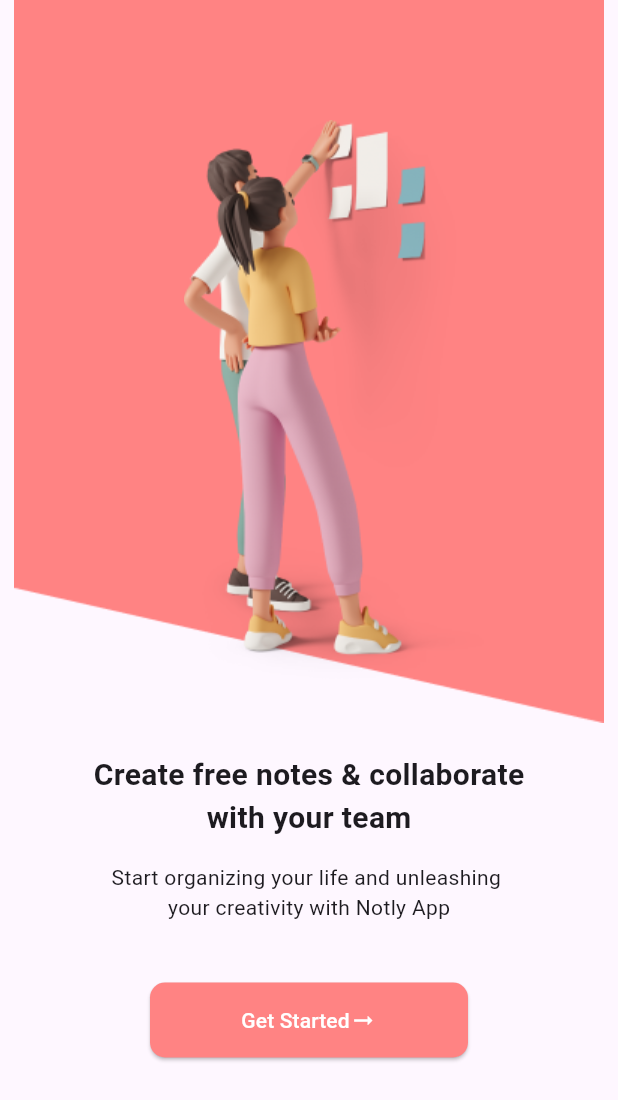
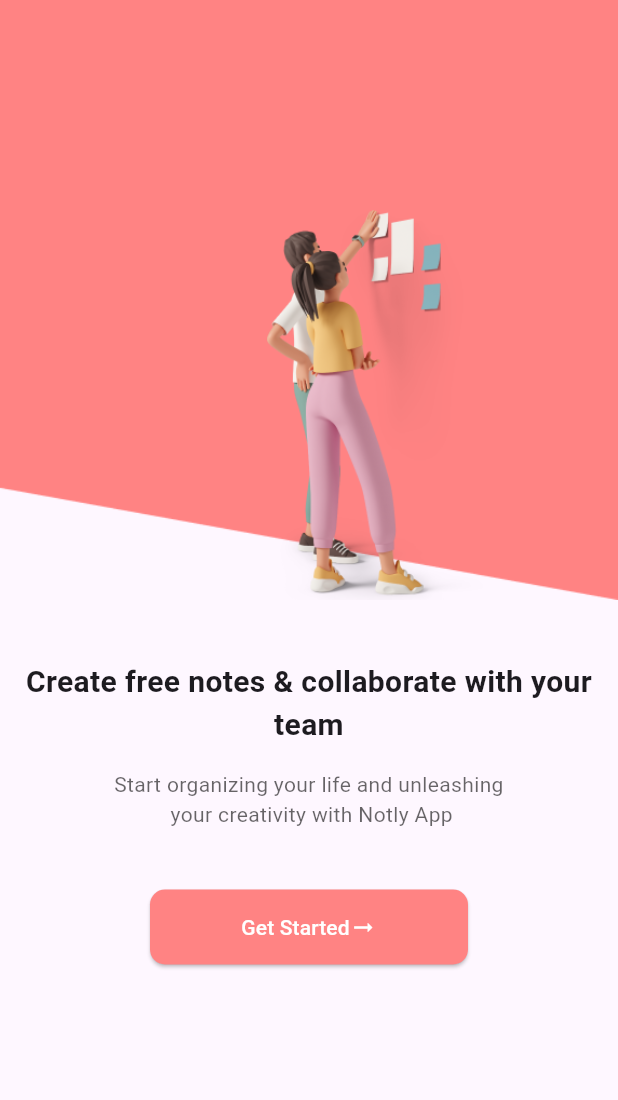
Before and after one commit to Nadeennoshy/Notly, a Flutter app: the screen it shows after launch, on a phone screen of 412 x 824 dp. Shown: the top 1100 px of the screen. Run offline on Flutter 3.47's test engine with Material 3 defaults, Android fonts, the light colour scheme and no system bars.

```diff
--- a/lib/widgets/home_view_body.dart
+++ b/lib/widgets/home_view_body.dart
@@ -1,5 +1,5 @@
 import 'package:flutter/material.dart';
-import 'package:notly/widgets/note_item.dart';
+import 'package:notly/widgets/add_note_widget.dart';
 import 'package:notly/widgets/search_text_field.dart';
 
 class HomeViewBody extends StatelessWidget {
@@ -14,7 +14,8 @@
           SizedBox(height: 50,),
           SearchTextField(),
           SizedBox(height: 20,),
-          NoteItem(),
+          AddNoteWidget(),
+          SizedBox(height: 20,),
         ],
       ),
     );
--- a/lib/widgets/onboarding_body.dart
+++ b/lib/widgets/onboarding_body.dart
@@ -11,40 +11,56 @@
         Stack(
           alignment: Alignment.centerRight,
           children: [
-            Image.asset('assets/images/Wall Polygon.png'),
+            Container(
+              child: Image.asset(
+                'assets/images/Wall Polygon.png',
+                fit: BoxFit.fill,
+                width: double.infinity,
+                height: 400,
+              ),
+            ),
             Positioned(
-              top: 80,
-              right: 80,
+              top: 140,
+              right: 90,
               child: Image.asset(
                 'assets/images/onBoarding.png',
+                fit: BoxFit.fill,
+                height: 270,
               ),
             ),
           ],
         ),
         const SizedBox(
-          height: 20,
+          height: 40,
         ),
-        const Center(
-          child: Text(
-            'Create free notes & collaborate',
-            style: TextStyle(fontWeight: FontWeight.w600, fontSize: 20),
+        const Text(
+          'Create free notes & collaborate with your team',
+          textAlign: TextAlign.center,
+          style: TextStyle(
+            fontWeight: FontWeight.w600, fontSize: 20),
+        ),
+        // const Text(
+        //   'with your team',
+        //   style: TextStyle(
+        //     fontWeight: FontWeight.w600,
+        //     fontSize: 20,
+        //   ),
+        // ),
+        const SizedBox(
+          height: 15,
+        ),
+        Text(
+          'Start organizing your life and unleashing\n your creativity with Notly App',
+          textAlign: TextAlign.center,
+          style: TextStyle(
+            color: Colors.black.withOpacity(0.6),
+            fontWeight: FontWeight.w400,
           ),
         ),
-        const Text(
-          'with your team',
-          style: TextStyle(
-            fontWeight: FontWeight.w600,
-            fontSize: 20,
+        // const Text('your creativity with Notly App'),
+        const SizedBox(
+          height: 40,
         ),
-        ),
-        const SizedBox(height: 15,),
-        const Center(
-          child: Text(
-            'Start organizing your life and unleashing ',
-          ),
-        ),
-        const Text('your creativity with Notly App'),
-        const SizedBox(height: 40,),
         Padding(
           padding: const EdgeInsets.symmetric(horizontal: 100),
           child: ElevatedButton(
@@ -54,22 +70,26 @@
                 ),
                 backgroundColor: const Color(0xffFF8383),
                 minimumSize: const Size(90, 50),
-
               ),
-           onPressed: (){
-            Navigator.push(context, MaterialPageRoute(builder: (context){
-              return const HomeView();
-            }));
+              onPressed: () {
+                Navigator.pushReplacement(context, MaterialPageRoute(builder: (context)=>const HomeView()));
+                // Navigator.push(context, MaterialPageRoute(builder: (context) {
+                //   return const HomeView();
+                // }));
               },
               child: const Row(
                 mainAxisAlignment: MainAxisAlignment.center,
                 children: [
-              Text('Get Started',
+                  Text(
+                    'Get Started',
                     style: TextStyle(
                       color: Colors.white,
                     ),
                   ),
-              Icon(Icons.arrow_right_alt_sharp,color: Colors.white,)
+                  Icon(
+                    Icons.arrow_right_alt_sharp,
+                    color: Colors.white,
+                  )
                 ],
               )),
         )
```
Also changed, not shown: lib/widgets/add_note_widget.dart (added, +32 -0 lines). Lines whose indentation alone changed are shown as unchanged.
